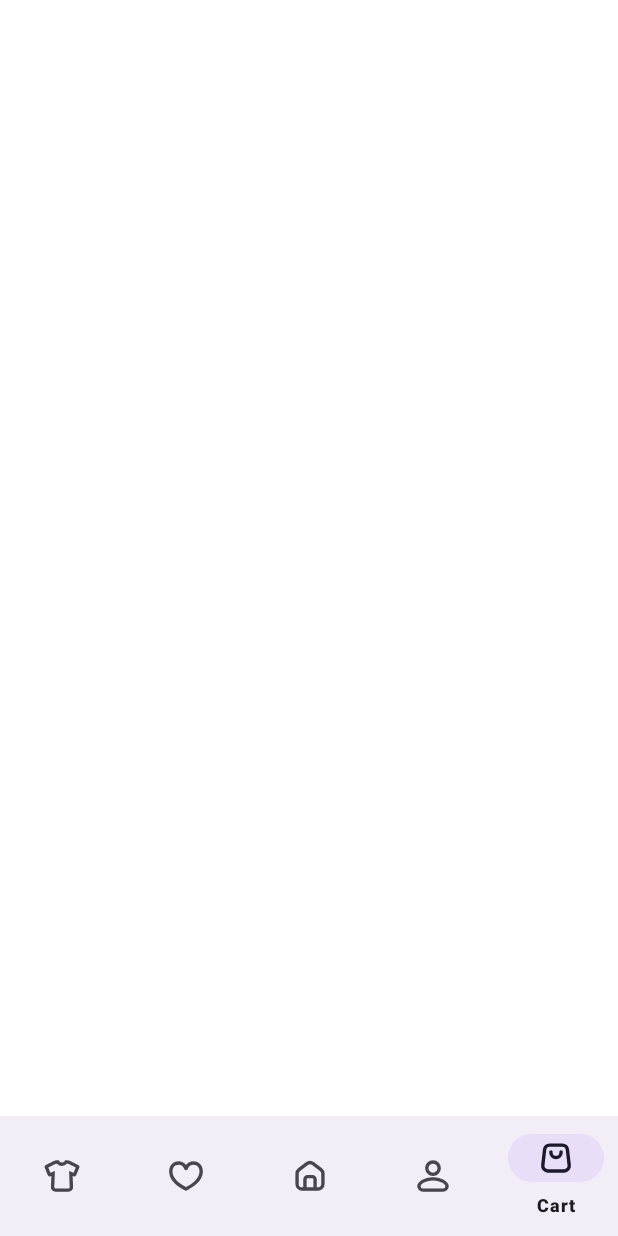
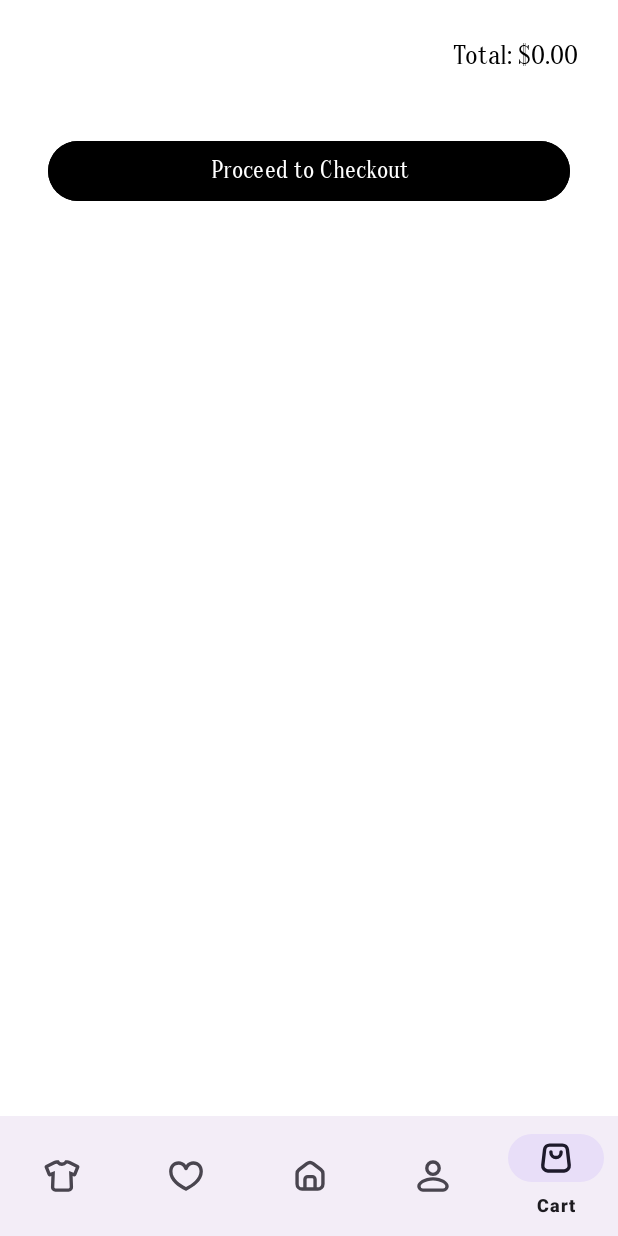
Before and after one commit to ioiiiomio/AndroidDev2024_finalProject, an Android app: the ShoppingCartFragment screen opened through its navigation route, on a phone screen of 412 x 824 dp. Run offline under Robolectric (Android 15) with nearby library versions, the phone set to English and light mode, and no system bars; our stand-ins replace navigation-ui.

Commit message:
Started working on add to cart and Favorites

```diff
--- a/app/src/main/res/layout/fragment_shopping_cart.xml
+++ b/app/src/main/res/layout/fragment_shopping_cart.xml
@@ -1,6 +1,61 @@
 <?xml version="1.0" encoding="utf-8"?>
-<androidx.constraintlayout.widget.ConstraintLayout xmlns:android="http://schemas.android.com/apk/res/android"
+<androidx.constraintlayout.widget.ConstraintLayout
+    xmlns:android="http://schemas.android.com/apk/res/android"
+    xmlns:app="http://schemas.android.com/apk/res-auto"
+    xmlns:tools="http://schemas.android.com/tools"
     android:layout_width="match_parent"
-    android:layout_height="match_parent">
+    android:layout_height="match_parent"
+    android:padding="16dp"
+    tools:context="view.fragments.ShoppingCartFragment">
+
+    <!-- RecyclerView for Cart Items -->
+    <androidx.recyclerview.widget.RecyclerView
+        android:id="@+id/recyclerViewCart"
+        android:layout_width="0dp"
+        android:layout_height="0dp"
+        android:layout_marginBottom="16dp"
+        app:layout_constraintTop_toTopOf="parent"
+        app:layout_constraintStart_toStartOf="parent"
+        app:layout_constraintEnd_toEndOf="parent"
+        app:layout_constraintBottom_toTopOf="@id/totalPriceLayout" />
+
+    <!-- Total Price Layout -->
+    <LinearLayout
+        android:id="@+id/totalPriceLayout"
+        android:layout_width="match_parent"
+        android:layout_height="wrap_content"
+        android:orientation="horizontal"
+        android:gravity="end|center_vertical"
+        android:padding="10dp"
+        app:layout_constraintTop_toBottomOf="@id/recyclerViewCart"
+        app:layout_constraintStart_toStartOf="parent"
+        app:layout_constraintEnd_toEndOf="parent">
+
+        <TextView
+            android:id="@+id/textTotalPrice"
+            android:layout_width="wrap_content"
+            android:layout_height="wrap_content"
+            android:text="Total: $0.00"
+            android:textSize="18sp"
+            android:fontFamily="@font/oranienbaum_regular"
+            android:textColor="@android:color/black" />
+    </LinearLayout>
+
+    <!-- Proceed to Checkout Button -->
+    <Button
+        android:id="@+id/buttonCheckout"
+        android:layout_width="0dp"
+        android:layout_height="wrap_content"
+        android:layout_marginStart="16dp"
+        android:layout_marginEnd="16dp"
+        android:backgroundTint="@color/black_text"
+        android:text="Proceed to Checkout"
+        android:fontFamily="@font/oranienbaum_regular"
+        android:textSize="16sp"
+        app:layout_constraintTop_toBottomOf="@id/totalPriceLayout"
+        app:layout_constraintStart_toStartOf="parent"
+        app:layout_constraintEnd_toEndOf="parent"
+        android:layout_marginTop="32dp"
+        tools:ignore="HardcodedText" />
 
 </androidx.constraintlayout.widget.ConstraintLayout>
```
Also changed, not shown: app/src/main/java/com/example/android_finals/model/entity/CartItem.kt (added, +7 -0 lines), app/src/main/java/com/example/android_finals/viewModel/CartViewModel.kt (added, +18 -0 lines), app/src/main/res/layout/cart_item.xml (added, +72 -0 lines), app/src/main/res/layout/favorite_item.xml (added, +70 -0 lines), app/src/main/res/drawable/gravity_ui_trash_can.png (added), app/src/main/res/drawable/sample_image.jpg (added).
